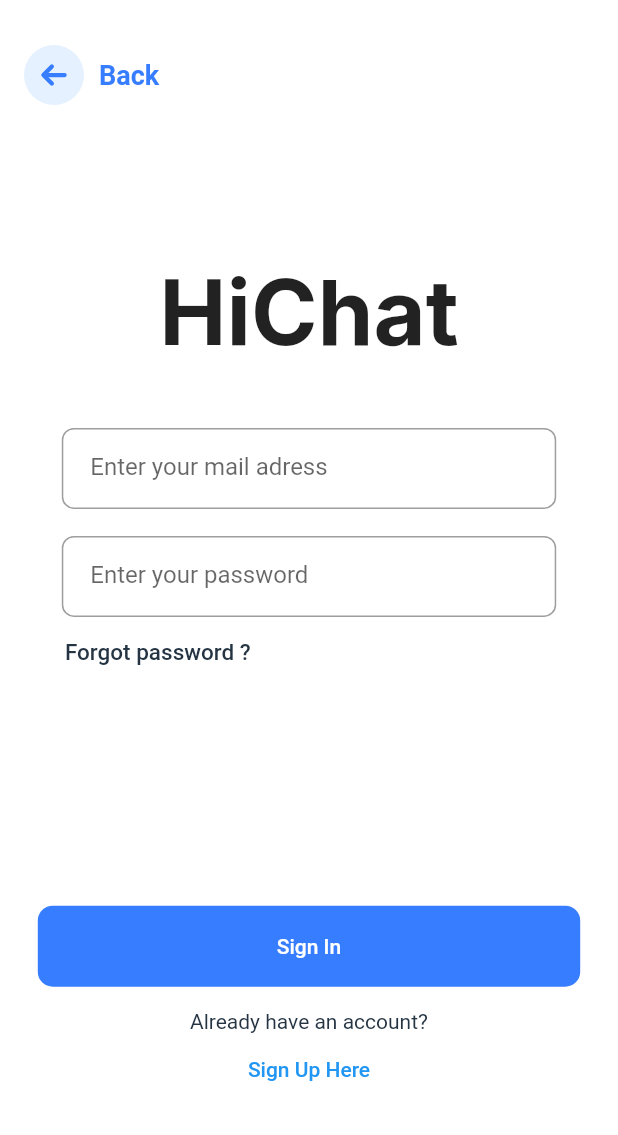
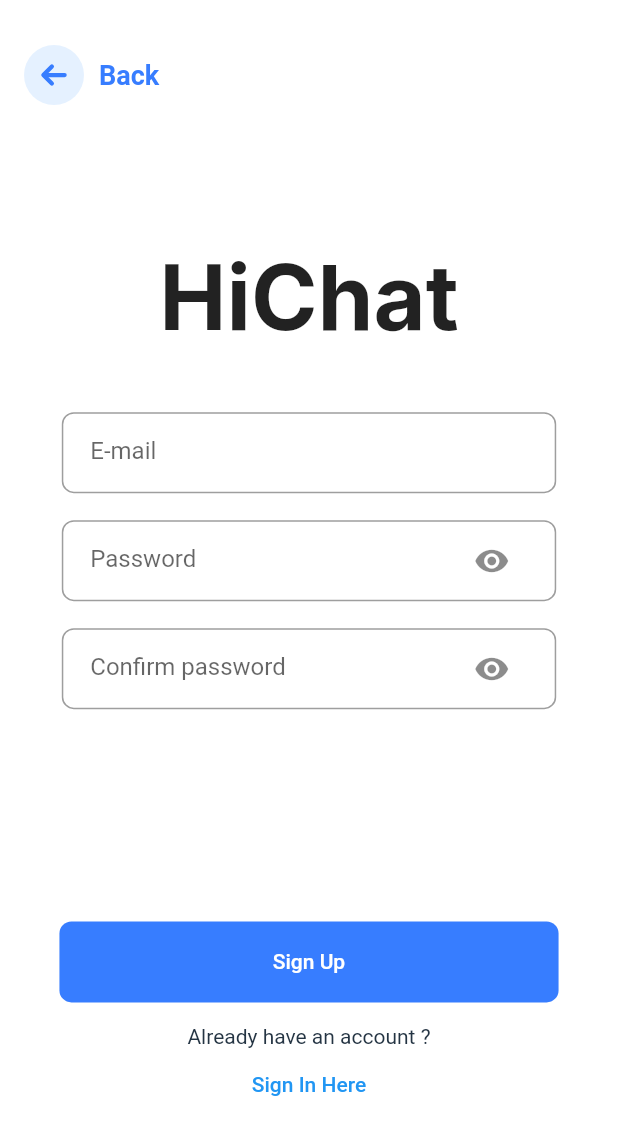
Before and after one commit to ahmet069/hichat, a Flutter app: the screen it shows after launch, after a tap on "Sign Up Here", on a phone screen of 412 x 824 dp. Shown: the top 1135 px of the screen. Run offline on Flutter 3.47's test engine with Material 2 defaults, Android fonts, the light colour scheme and no system bars; our stand-ins replace auto_route, dio, firebase_auth, firebase_core, flutter_screenutil, flutter_svg and 1 more; accounts and stored records are empty.

Commit message:
pass new textfield param

```diff
--- a/lib/src/presentation/view/login_view.dart
+++ b/lib/src/presentation/view/login_view.dart
@@ -1,6 +1,8 @@
 import 'package:flutter/material.dart';
 import 'package:flutter_screenutil/flutter_screenutil.dart';
 
+import '../../../main.dart';
+import '../../config/router/app_router.dart';
 import '../../core/components/button/custom_back.dart';
 import '../../core/components/button/custom_button.dart';
 import '../../core/components/button/custom_text_button.dart';
@@ -22,21 +24,51 @@ class _LoginViewState extends State<LoginView> {
   @override
   Widget build(BuildContext context) {
     return Scaffold(
-      appBar: AppBar(
+      appBar: _appBar(),
+      body: _buildBody(),
+    );
+  }
+
+  PreferredSizeWidget _appBar() {
+    return AppBar(
       toolbarHeight: 100,
       backgroundColor: Colors.white,
       elevation: 0,
       actions: const [
-          CustomBackButton(),
+        // CustomBackButton(),
       ],
-      ),
-      body: Container(
+    );
+  }
+
+  Widget _buildBody() {
+    return Container(
+      width: 1.sw,
+      child: Container(
         width: 1.sw,
         color: Colors.white,
         child: Column(
           mainAxisAlignment: MainAxisAlignment.spaceAround,
           children: [
+            _formBuilder(),
             Column(
+              children: [
+                CustomButton(
+                  content: 'Sign In',
+                  onPressed: () {},
+                  borderRadius: 10,
+                  width: .8.sw,
+                ),
+                _bottomText(),
+              ],
+            ),
+          ],
+        ),
+      ),
+    );
+  }
+
+  Widget _formBuilder() {
+    return Column(
       children: [
         const MainTitle(
           content: 'HiChat',
@@ -59,9 +91,12 @@ class _LoginViewState extends State<LoginView> {
           borderRadius: 8,
           cursorColor: Colors.red,
           textEditingController: _userPassword,
+          isPassword: true,
         ),
         CustomTextButton(
-                  onPressed: () {},
+          onPressed: () async {
+            await router.navigate(const ForgotPasswordRouter());
+          },
           fontSize: 15,
           content: 'Forgot password ?',
           textColor: ColorTones.primaryText,
@@ -70,21 +105,6 @@ class _LoginViewState extends State<LoginView> {
           overlayColor: const Color.fromARGB(255, 244, 244, 244),
         )
       ],
-            ),
-            Column(
-              children: [
-                CustomButton(
-                  content: 'Sign In',
-                  onPressed: () {},
-                  borderRadius: 10,
-                  width: .8.sw,
-                ),
-                _bottomText(),
-              ],
-            ),
-          ],
-        ),
-      ),
     );
   }
 
@@ -94,14 +114,16 @@ class _LoginViewState extends State<LoginView> {
       child: Column(
         children: [
           Text(
-            'Already have an account?',
+            "Don't you have an account yet ?",
             textAlign: TextAlign.center,
             style: TextStyle(
               color: ColorTones.primaryText,
             ),
           ),
           CustomTextButton(
-            onPressed: () {},
+            onPressed: () async {
+              await router.push(const SignUpRouter());
+            },
             fontSize: 14,
             content: 'Sign Up Here',
             alignment: Alignment.center,
--- /dev/null
+++ b/lib/src/presentation/view/sign_up_view.dart
@@ -0,0 +1,141 @@
+import 'package:flutter/material.dart';
+import 'package:flutter_screenutil/flutter_screenutil.dart';
+
+import '../../../main.dart';
+import '../../config/router/app_router.dart';
+import '../../core/components/button/custom_back.dart';
+import '../../core/components/button/custom_button.dart';
+import '../../core/components/button/custom_text_button.dart';
+import '../../core/components/text/main_title.dart';
+import '../../core/components/text_input/main_text_input.dart';
+import '../../core/theme/color_tones.dart';
+
+class SignUpView extends StatefulWidget {
+  const SignUpView({super.key});
+
+  @override
+  State<SignUpView> createState() => _SignUpViewState();
+}
+
+class _SignUpViewState extends State<SignUpView> {
+  final TextEditingController _userMail = TextEditingController();
+  final TextEditingController _userPassword = TextEditingController();
+  final TextEditingController _userPasswordConfirm = TextEditingController();
+
+  @override
+  Widget build(BuildContext context) {
+    return Scaffold(
+      appBar: _appBar(),
+      body: _buildBody(),
+    );
+  }
+
+  PreferredSizeWidget _appBar() {
+    return AppBar(
+      toolbarHeight: 100,
+      backgroundColor: Colors.white,
+      elevation: 0,
+      actions: const [
+        CustomBackButton(),
+      ],
+    );
+  }
+
+  Widget _buildBody() {
+    return Container(
+      color: Colors.white,
+      width: 1.sw,
+      child: Column(
+        mainAxisAlignment: MainAxisAlignment.spaceAround,
+        children: [
+          _signUpForm(),
+          Column(
+            children: [
+              CustomButton(
+                content: 'Sign Up',
+                onPressed: () {},
+                borderRadius: 8,
+                width: .73.sw,
+              ),
+              _bottomText(),
+            ],
+          ),
+        ],
+      ),
+    );
+  }
+
+  Widget _signUpForm() {
+    return Container(
+      width: 1.sw,
+      child: Column(
+        children: [
+          const MainTitle(
+            content: 'HiChat',
+            fontSize: 60,
+          ),
+          const SizedBox(
+            height: 40,
+          ),
+          _emailTextField(),
+          const SizedBox(height: 18),
+          _passwordTextField(),
+          const SizedBox(height: 18),
+          _confirmPasswordTextField(),
+          const SizedBox(height: 18),
+        ],
+      ),
+    );
+  }
+
+  Widget _emailTextField() {
+    return MainTextInput(
+      placeHolder: 'E-mail',
+      textEditingController: _userMail,
+      borderRadius: 8,
+    );
+  }
+
+  Widget _passwordTextField() {
+    return MainTextInput(
+      placeHolder: 'Password',
+      textEditingController: _userPassword,
+      borderRadius: 8,
+      isPassword: true,
+    );
+  }
+
+  Widget _confirmPasswordTextField() {
+    return MainTextInput(
+      placeHolder: 'Confirm password',
+      textEditingController: _userPasswordConfirm,
+      borderRadius: 8,
+      isPassword: true,
+    );
+  }
+
+  Widget _bottomText() {
+    return Container(
+      margin: const EdgeInsets.symmetric(vertical: 15),
+      child: Column(
+        children: [
+          Text(
+            "Already have an account ?",
+            textAlign: TextAlign.center,
+            style: TextStyle(
+              color: ColorTones.primaryText,
+            ),
+          ),
+          CustomTextButton(
+            onPressed: () async {
+              router.navigateBack();
+            },
+            fontSize: 14,
+            content: 'Sign In Here',
+            alignment: Alignment.center,
+          )
+        ],
+      ),
+    );
+  }
+}
```
Lines whose indentation alone changed are shown as unchanged.
